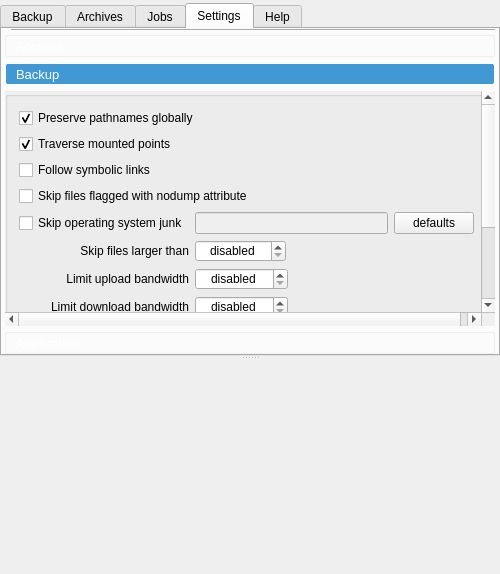
Qt form forms/mainwindow.ui (Tarsnap/tarsnap-gui) before a commit.
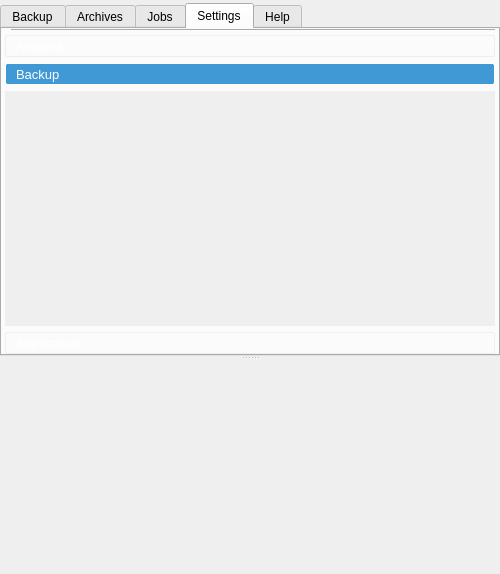
The same form after that commit. The open tabs and pages were chosen to show the change. Icons and pictures are not drawn. Custom widgets are drawn as their Qt base class.

Commit message: forms: move Settings.Backup into SettingsWidget

The edit to the form file:
```diff
--- a/forms/mainwindow.ui
+++ b/forms/mainwindow.ui
@@ -1131,301 +1131,6 @@
                <property name="bottomMargin">
                 <number>0</number>
                </property>
-               <item>
-                <widget class="QGroupBox" name="settingsBackupGroupBox">
-                 <property name="title">
-                  <string/>
-                 </property>
-                 <layout class="QGridLayout" name="gridLayout">
-                  <item row="10" column="0" colspan="4">
-                   <widget class="QCheckBox" name="simulationCheckBox">
-                    <property name="toolTip">
-                     <string>Don't really create archives on the Tarsnap servers; just simulate doing so locally.  The resulted archives and archive statistics will be almost identical (typically within a few kB or a fraction of a percent) to the real deal.</string>
-                    </property>
-                    <property name="text">
-                     <string>Simulation mode (simulate creation of archives, useful for dry runs)</string>
-                    </property>
-                   </widget>
-                  </item>
-                  <item row="7" column="1">
-                   <widget class="QSpinBox" name="limitDownloadSpinBox">
-                    <property name="sizePolicy">
-                     <sizepolicy hsizetype="Fixed" vsizetype="Fixed">
-                      <horstretch>0</horstretch>
-                      <verstretch>0</verstretch>
-                     </sizepolicy>
-                    </property>
-                    <property name="toolTip">
-                     <string>Limit download bandwidth rate to kilobits per second</string>
-                    </property>
-                    <property name="alignment">
-                     <set>Qt::AlignCenter</set>
-                    </property>
-                    <property name="specialValueText">
-                     <string>disabled</string>
-                    </property>
-                    <property name="suffix">
-                     <string>kbps</string>
-                    </property>
-                    <property name="maximum">
-                     <number>2147483647</number>
-                    </property>
-                    <property name="singleStep">
-                     <number>1024</number>
-                    </property>
-                   </widget>
-                  </item>
-                  <item row="8" column="0" colspan="4">
-                   <widget class="QCheckBox" name="aggressiveNetworkingCheckBox">
-                    <property name="toolTip">
-                     <string>Use multiple TCP connections to send data to the Tarsnap server, can improve network performance</string>
-                    </property>
-                    <property name="text">
-                     <string>Aggressive networking</string>
-                    </property>
-                   </widget>
-                  </item>
-                  <item row="3" column="0" colspan="4">
-                   <widget class="QCheckBox" name="skipNoDumpCheckBox">
-                    <property name="toolTip">
-                     <string>Not all filesystems support this attribute</string>
-                    </property>
-                    <property name="text">
-                     <string>Skip files flagged with nodump attribute</string>
-                    </property>
-                   </widget>
-                  </item>
-                  <item row="0" column="0" colspan="4">
-                   <widget class="QCheckBox" name="preservePathsCheckBox">
-                    <property name="toolTip">
-                     <string>Preseve absolute pathnames when backing up, by not removing leading slashes</string>
-                    </property>
-                    <property name="text">
-                     <string>Preserve pathnames globally</string>
-                    </property>
-                    <property name="checked">
-                     <bool>true</bool>
-                    </property>
-                   </widget>
-                  </item>
-                  <item row="6" column="0">
-                   <widget class="QLabel" name="limitUploadBandwidthLabel">
-                    <property name="text">
-                     <string>Limit upload bandwidth</string>
-                    </property>
-                    <property name="alignment">
-                     <set>Qt::AlignRight|Qt::AlignTrailing|Qt::AlignVCenter</set>
-                    </property>
-                   </widget>
-                  </item>
-                  <item row="1" column="0" colspan="4">
-                   <widget class="QCheckBox" name="traverseMountCheckBox">
-                    <property name="toolTip">
-                     <string>Cross mount points when creating archives</string>
-                    </property>
-                    <property name="text">
-                     <string>Traverse mounted points</string>
-                    </property>
-                    <property name="checked">
-                     <bool>true</bool>
-                    </property>
-                   </widget>
-                  </item>
-                  <item row="4" column="1">
-                   <widget class="QLineEdit" name="skipSystemLineEdit">
-                    <property name="enabled">
-                     <bool>false</bool>
-                    </property>
-                    <property name="toolTip">
-                     <string>Shell globbing patterns can be used, the list is colon separated</string>
-                    </property>
-                    <property name="text">
-                     <string notr="true"/>
-                    </property>
-                   </widget>
-                  </item>
-                  <item row="12" column="0" colspan="4">
-                   <spacer name="settingsBackupVerticalSpacer">
-                    <property name="orientation">
-                     <enum>Qt::Vertical</enum>
-                    </property>
-                    <property name="sizeHint" stdset="0">
-                     <size>
-                      <width>20</width>
-                      <height>40</height>
-                     </size>
-                    </property>
-                   </spacer>
-                  </item>
-                  <item row="9" column="0" colspan="4">
-                   <widget class="QCheckBox" name="ignoreConfigCheckBox">
-                    <property name="toolTip">
-                     <string>Do not read the default configuration files tarsnap.conf and tarsnaprc</string>
-                    </property>
-                    <property name="text">
-                     <string>Ignore default configuration files</string>
-                    </property>
-                    <property name="checked">
-                     <bool>true</bool>
-                    </property>
-                   </widget>
-                  </item>
-                  <item row="4" column="2" colspan="2">
-                   <widget class="QPushButton" name="skipSystemDefaultsButton">
-                    <property name="toolTip">
-                     <string>Fill with default system junk patterns</string>
-                    </property>
-                    <property name="text">
-                     <string>defaults</string>
-                    </property>
-                   </widget>
-                  </item>
-                  <item row="4" column="0">
-                   <widget class="QCheckBox" name="skipSystemJunkCheckBox">
-                    <property name="toolTip">
-                     <string>Tarsnap will skip these files globally for backups</string>
-                    </property>
-                    <property name="text">
-                     <string>Skip operating system junk</string>
-                    </property>
-                   </widget>
-                  </item>
-                  <item row="5" column="0">
-                   <widget class="QLabel" name="skipLargeFilesLabel">
-                    <property name="text">
-                     <string>Skip files larger than</string>
-                    </property>
-                    <property name="alignment">
-                     <set>Qt::AlignRight|Qt::AlignTrailing|Qt::AlignVCenter</set>
-                    </property>
-                   </widget>
-                  </item>
-                  <item row="5" column="1" colspan="2">
-                   <widget class="QSpinBox" name="skipFilesSizeSpinBox">
-                    <property name="enabled">
-                     <bool>true</bool>
-                    </property>
-                    <property name="sizePolicy">
-                     <sizepolicy hsizetype="Fixed" vsizetype="Fixed">
-                      <horstretch>0</horstretch>
-                      <verstretch>0</verstretch>
-                     </sizepolicy>
-                    </property>
-                    <property name="toolTip">
-                     <string>Do not include files of size equal or greater than the specified value in backups</string>
-                    </property>
-                    <property name="alignment">
-                     <set>Qt::AlignCenter</set>
-                    </property>
-                    <property name="specialValueText">
-                     <string>disabled</string>
-                    </property>
-                    <property name="showGroupSeparator" stdset="0">
-                     <bool>true</bool>
-                    </property>
-                    <property name="suffix">
-                     <string>MiB</string>
-                    </property>
-                    <property name="minimum">
-                     <number>0</number>
-                    </property>
-                    <property name="maximum">
-                     <number>2147483647</number>
-                    </property>
-                    <property name="singleStep">
-                     <number>512</number>
-                    </property>
-                    <property name="value">
-                     <number>0</number>
-                    </property>
-                   </widget>
-                  </item>
-                  <item row="6" column="1">
-                   <widget class="QSpinBox" name="limitUploadSpinBox">
-                    <property name="sizePolicy">
-                     <sizepolicy hsizetype="Fixed" vsizetype="Fixed">
-                      <horstretch>0</horstretch>
-                      <verstretch>0</verstretch>
-                     </sizepolicy>
-                    </property>
-                    <property name="toolTip">
-                     <string>Limit upload bandwidth rate to kilobits per second</string>
-                    </property>
-                    <property name="alignment">
-                     <set>Qt::AlignCenter</set>
-                    </property>
-                    <property name="specialValueText">
-                     <string>disabled</string>
-                    </property>
-                    <property name="suffix">
-                     <string>kbps</string>
-                    </property>
-                    <property name="minimum">
-                     <number>0</number>
-                    </property>
-                    <property name="maximum">
-                     <number>2147483647</number>
-                    </property>
-                    <property name="singleStep">
-                     <number>1024</number>
-                    </property>
-                   </widget>
-                  </item>
-                  <item row="7" column="0">
-                   <widget class="QLabel" name="limitDownloadBandwidthLabel">
-                    <property name="text">
-                     <string>Limit download bandwidth</string>
-                    </property>
-                    <property name="alignment">
-                     <set>Qt::AlignRight|Qt::AlignTrailing|Qt::AlignVCenter</set>
-                    </property>
-                   </widget>
-                  </item>
-                  <item row="2" column="0" colspan="4">
-                   <widget class="QCheckBox" name="followSymLinksCheckBox">
-                    <property name="toolTip">
-                     <string>If checked all symbolic links will be followed when creating an archive</string>
-                    </property>
-                    <property name="text">
-                     <string>Follow symbolic links</string>
-                    </property>
-                   </widget>
-                  </item>
-                  <item row="11" column="0">
-                   <widget class="QPushButton" name="enableSchedulingButton">
-                    <property name="sizePolicy">
-                     <sizepolicy hsizetype="Fixed" vsizetype="Fixed">
-                      <horstretch>0</horstretch>
-                      <verstretch>0</verstretch>
-                     </sizepolicy>
-                    </property>
-                    <property name="toolTip">
-                     <string>Register Tarsnap GUI with the platform scheduler to enable automatic Job backups</string>
-                    </property>
-                    <property name="text">
-                     <string>Enable Job scheduling</string>
-                    </property>
-                   </widget>
-                  </item>
-                  <item row="11" column="1">
-                   <widget class="QPushButton" name="disableSchedulingButton">
-                    <property name="sizePolicy">
-                     <sizepolicy hsizetype="Fixed" vsizetype="Fixed">
-                      <horstretch>0</horstretch>
-                      <verstretch>0</verstretch>
-                     </sizepolicy>
-                    </property>
-                    <property name="toolTip">
-                     <string>Deregister Tarsnap GUI from the platform scheduler to disable automatic Job backups</string>
-                    </property>
-                    <property name="text">
-                     <string>Disable Job scheduling</string>
-                    </property>
-                   </widget>
-                  </item>
-                 </layout>
-                </widget>
-               </item>
               </layout>
              </widget>
              <widget class="QWidget" name="settingsApplicationPage">
```
Left out of the diff: 34 changed lines with no effect on the pictures. The commit also changes 1 other file.
